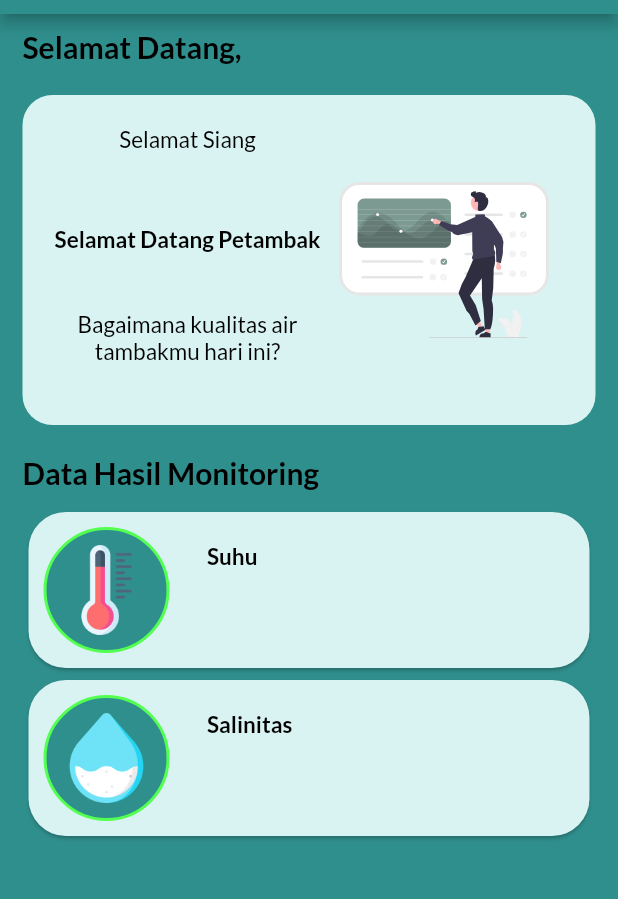
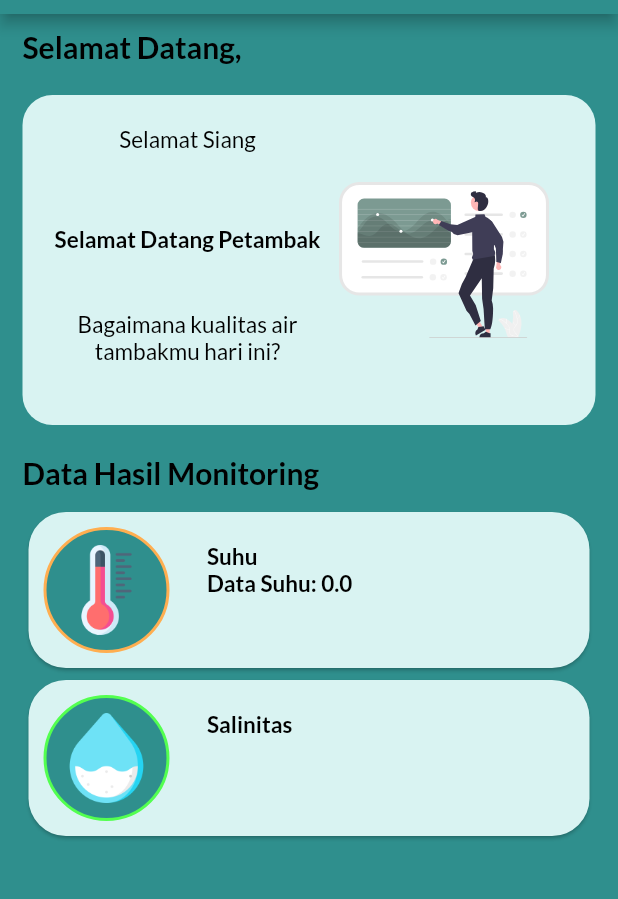
Before and after one commit to laurensiusyuda/Petani-Tambak, a Flutter app: the Dashboard screen opened directly, on a phone screen of 412 x 824 dp, the part 70-969 px from its top. Run offline on Flutter 3.47's test engine with Material 2 defaults, Android fonts, the phone set to English and light mode, and no system bars; our stand-ins replace easy_splash_screen, equatable, firebase_auth, firebase_core, flutter_bloc, flutter_svg and 4 more; missing offline and left inert: mqtt_client; accounts and stored records are empty.

Commit message:
update buildmonitoring

```diff
--- a/core/lib/helper/datetimehelper.dart
+++ b/core/lib/helper/datetimehelper.dart
@@ -1,4 +1,5 @@
 import 'package:intl/intl.dart';
+// ignore_for_file: depend_on_referenced_packages
 
 class DatetimeHelper {
   static DateTime dateTimeScheduled() {
--- a/core/lib/presentasion/widget/build_monitoringsuhu.dart
+++ b/core/lib/presentasion/widget/build_monitoringsuhu.dart
@@ -1,10 +1,12 @@
+// ignore_for_file: unnecessary_null_comparison
+
 import 'package:utils/utils.dart';
 import 'package:flutter/material.dart';
 import 'package:mqtt_client/mqtt_client.dart';
 import 'package:google_fonts/google_fonts.dart';
 import 'package:mqtt_client/mqtt_server_client.dart';
-import 'package:core/presentasion/widget/mqtt_subssuhu.dart';
 // ignore_for_file: avoid_print
+// ignore_for_file: unused_local_variable
 
 class BuildMonitoringSuhu extends StatefulWidget {
   const BuildMonitoringSuhu({super.key});
@@ -17,6 +19,7 @@ class _BuildMonitoringSuhuState extends State<BuildMonitoringSuhu> {
   String? mqttMsg = '';
   String? lastMqttMsg;
 
+  // membuat fungsi koneski menuju mqtt
   void connect() async {
     client = MqttServerClient.withPort(
         'broker.mqtt-dashboard.com', 'myClientIdentifier', 1883);
@@ -35,7 +38,6 @@ class _BuildMonitoringSuhuState extends State<BuildMonitoringSuhu> {
         final String message = MqttPublishPayload.bytesToStringAsString(
             receivedMessage.payload.message);
         setState(() {
-          // menerima data last mqtt  yang tersambung
           lastMqttMsg = mqttMsg;
           mqttMsg = message;
         });
@@ -62,6 +64,7 @@ class _BuildMonitoringSuhuState extends State<BuildMonitoringSuhu> {
 
   @override
   Widget build(BuildContext context) {
+    double suhu = double.tryParse(mqttMsg ?? '') ?? 0.0;
     return InkWell(
       onTap: () {
         Navigator.pushNamed(context, '');
@@ -81,7 +84,16 @@ class _BuildMonitoringSuhuState extends State<BuildMonitoringSuhu> {
                 decoration: BoxDecoration(
                   shape: BoxShape.circle,
                   color: kMainColor,
-                  border: Border.all(color: kGreenColor, width: 2.0),
+                  border: Border.all(
+                    color: suhu != null
+                        ? suhu > 30
+                            ? kRedColor
+                            : suhu >= 25 && suhu <= 29
+                                ? kGreenColor
+                                : kYellowColor
+                        : kYellowColor,
+                    width: 2.0,
+                  ),
                 ),
                 child: SizedBox.fromSize(
                   size: const Size.fromRadius(30),
@@ -108,6 +120,36 @@ class _BuildMonitoringSuhuState extends State<BuildMonitoringSuhu> {
                         fontWeight: FontWeight.bold,
                       ),
                     ),
+                    Container(
+                      child: mqttMsg != null
+                          ? Text(
+                              'Data Suhu: $suhu',
+                              style: GoogleFonts.lato(
+                                fontSize: 15,
+                                color: Colors.black,
+                                fontWeight: FontWeight.bold,
+                              ),
+                            )
+                          : Container(
+                              child: lastMqttMsg != null
+                                  ? Text(
+                                      'Data Suhu: $suhu',
+                                      style: GoogleFonts.lato(
+                                        fontSize: 15,
+                                        color: Colors.black,
+                                        fontWeight: FontWeight.bold,
+                                      ),
+                                    )
+                                  : Text(
+                                      'Data Suhu : 27\u00b0',
+                                      style: GoogleFonts.lato(
+                                        fontSize: 15,
+                                        color: Colors.black,
+                                        fontWeight: FontWeight.bold,
+                                      ),
+                                    ),
+                            ),
+                    ),
                   ],
                 ),
               ),
```
